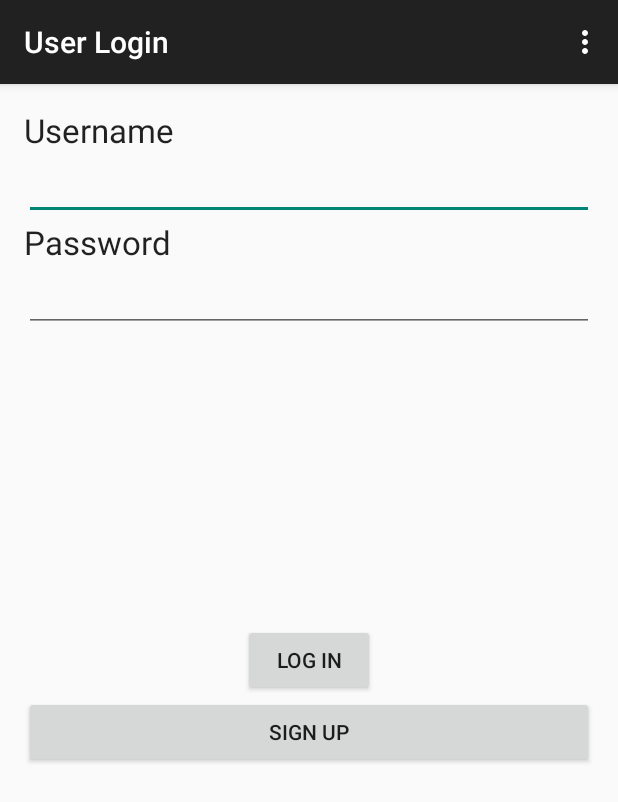
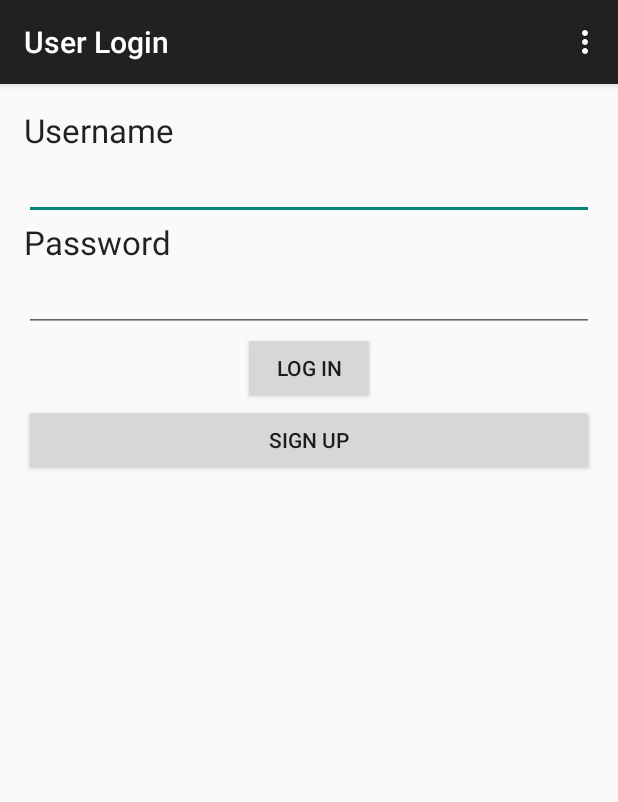
Before and after one commit to eoinclancy1/EMGbiofeedApp, an Android app: the screen it shows after launch (LoginMain), on a phone screen of 412 x 824 dp. Shown: the top 802 px of the screen. Run offline under Robolectric (Android 15) with nearby library versions, the phone set to English and light mode, and no system bars.

```diff
--- a/app/src/main/res/layout/activity_login_main.xml
+++ b/app/src/main/res/layout/activity_login_main.xml
@@ -14,7 +14,7 @@
         android:text="Log In"
         android:id="@+id/Blogin"
         android:onClick="onButtonClick"
-        android:layout_centerVertical="true"
+        android:layout_below="@+id/TFpassword"
         android:layout_centerHorizontal="true" />
 
     <TextView
@@ -62,8 +62,7 @@
         android:id="@+id/Bsignup"
         android:onClick="onButtonClick"
         android:layout_below="@+id/Blogin"
-        android:layout_centerHorizontal="true"
-        android:layout_alignParentEnd="false"
-        android:layout_alignParentStart="false" />
+        android:layout_alignParentLeft="true"
+        android:layout_alignParentStart="true" />
 
 </RelativeLayout>
--- a/app/src/main/res/values/strings.xml
+++ b/app/src/main/res/values/strings.xml
@@ -21,6 +21,7 @@
         <item>Available</item>
         <item>Coming Soon</item>
     </string-array>
+    <string name="title_activity_excercise_list">Please Select an Exercise</string>
 
     <!-- End of added for listView -->
 </resources>
```
Also changed, not shown: app/src/main/AndroidManifest.xml (+10 -6 lines), app/src/main/java/com/eoinclancy/bluetoothrxtx/LoginMain.java (+4 -3 lines), app/src/main/res/drawable/optojump.jpg.
